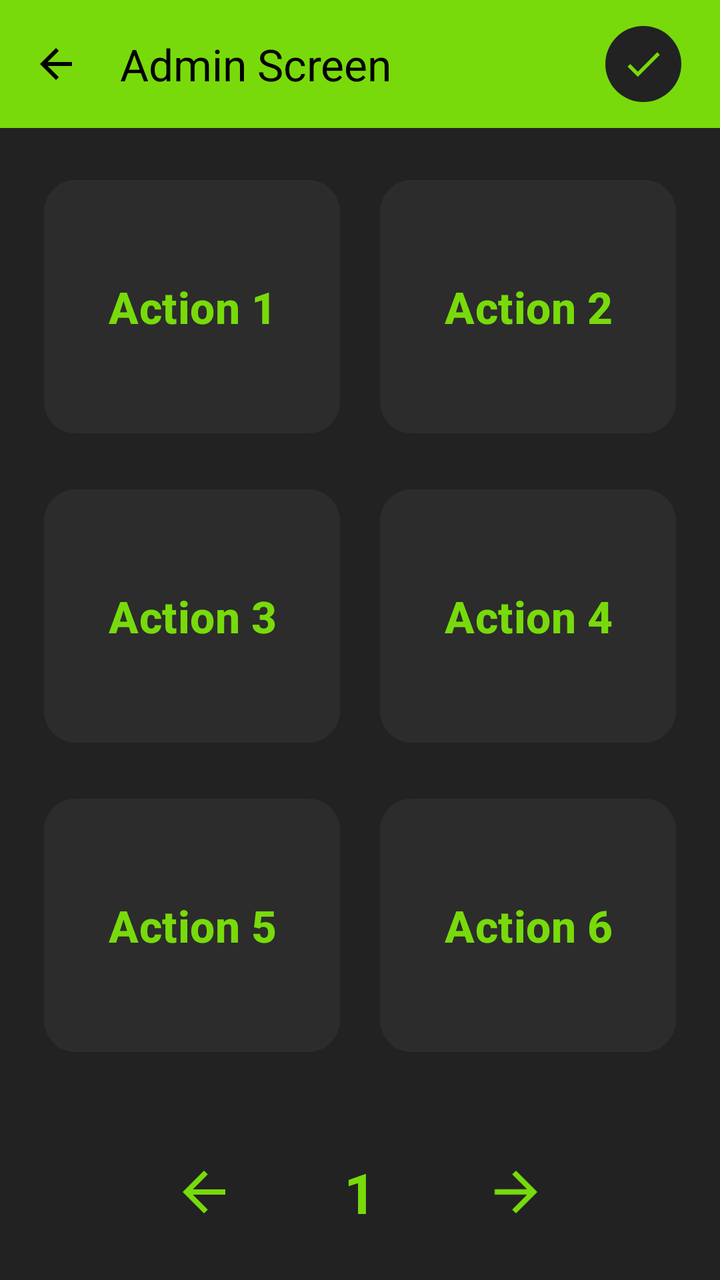
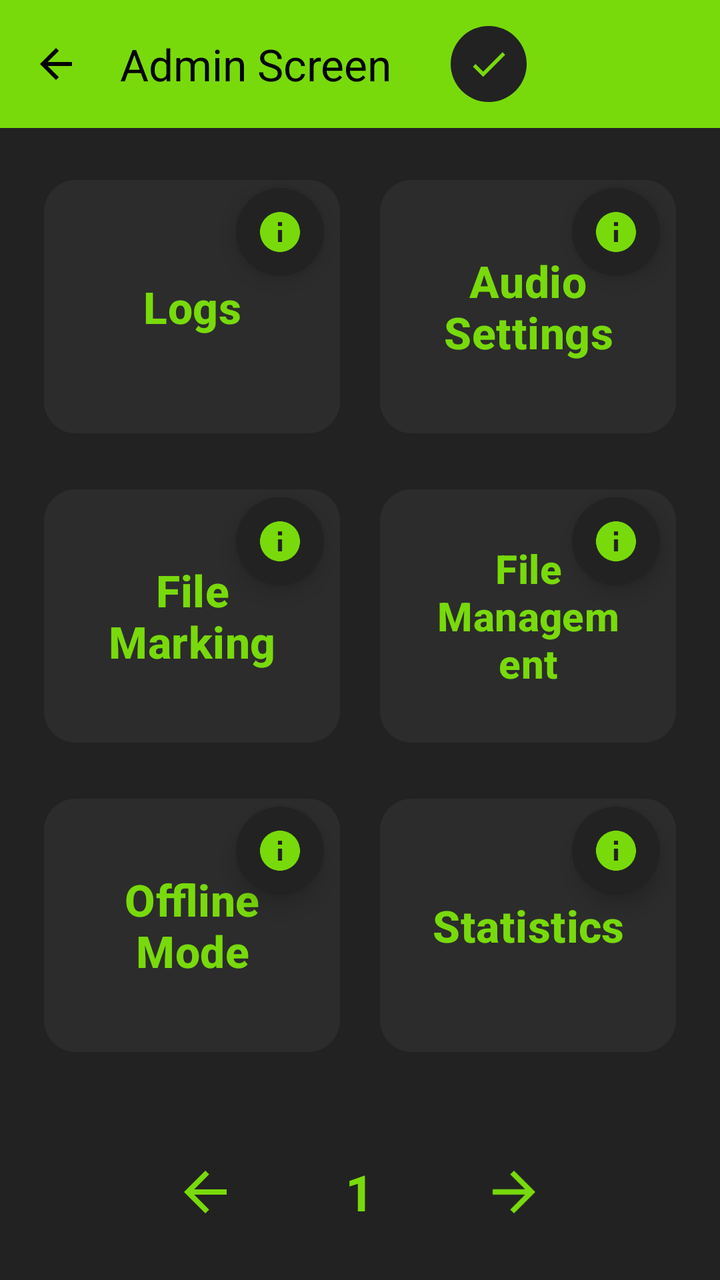

An Android layout rendered at two revisions. The XML below is the earlier revision; the diff shows what the commit changed to produce the second picture.
<!-- AndroidManifest.xml: application theme Theme.VIA -->
<!-- res/layout/fragment_dev.xml -->
<?xml version="1.0" encoding="utf-8"?>
<androidx.constraintlayout.widget.ConstraintLayout
    xmlns:android="http://schemas.android.com/apk/res/android"
    xmlns:app="http://schemas.android.com/apk/res-auto"
    xmlns:tools="http://schemas.android.com/tools"
    android:clickable="true"
    android:focusable="true"
    android:layout_width="match_parent"
    android:layout_height="match_parent"
    android:background="#222222"
    tools:ignore="HardcodedText, VisualLintButtonSize"
    tools:context=".FragmentDev">

    
    <androidx.appcompat.widget.Toolbar
        android:id="@+id/admin_toolbar"
        android:layout_width="match_parent"
        android:layout_height="?attr/actionBarSize"
        android:background="#78da0b"
        app:layout_constraintEnd_toEndOf="parent"
        app:layout_constraintStart_toStartOf="parent"
        app:layout_constraintTop_toTopOf="parent"
        app:navigationIcon="@drawable/ic_arrow_back"
        app:title="Admin Screen"
        app:titleTextColor="@color/black" />

    
    <ImageButton
        android:id="@+id/button6"
        android:layout_width="38dp"
        android:layout_height="38dp"
        android:background="@drawable/bg_circle"
        android:padding="8dp"
        android:scaleType="fitCenter"
        android:src="@drawable/ic_check"
        app:layout_constraintBottom_toBottomOf="@+id/admin_toolbar"
        app:layout_constraintEnd_toEndOf="@+id/admin_toolbar"
        app:layout_constraintHorizontal_bias="0.94"
        app:layout_constraintStart_toStartOf="@+id/admin_toolbar"
        app:layout_constraintTop_toTopOf="parent"
        app:layout_constraintVertical_bias="0.5"
        app:tint="#78da0b" />

    
    <ScrollView
        android:id="@+id/logScrollView"
        android:layout_width="0dp"
        android:layout_height="0dp"
        android:fillViewport="true"
        android:visibility="gone"
        app:layout_constraintBottom_toBottomOf="parent"
        app:layout_constraintEnd_toEndOf="parent"
        app:layout_constraintStart_toStartOf="parent"
        app:layout_constraintTop_toBottomOf="@+id/admin_toolbar">

        <TextView
            android:id="@+id/logTextView"
            android:layout_width="match_parent"
            android:layout_height="wrap_content"
            android:fontFamily="monospace"
            android:padding="16dp"
            android:text="Event Log Started...\n"
            android:textColor="#AAAAAA"
            android:textSize="14sp" />
    </ScrollView>

    <Button
        android:id="@+id/logButton"
        android:layout_width="wrap_content"
        android:layout_height="wrap_content"
        android:layout_marginEnd="16dp"
        android:layout_marginBottom="16dp"
        android:text="log"
        android:visibility="gone"
        app:layout_constraintBottom_toBottomOf="parent"
        app:layout_constraintEnd_toEndOf="parent" />

    
    <LinearLayout
        android:id="@+id/pagination_layout"
        android:layout_width="match_parent"
        android:layout_height="wrap_content"
        android:orientation="horizontal"
        android:gravity="center"
        android:padding="16dp"
        app:layout_constraintBottom_toBottomOf="parent"
        app:layout_constraintStart_toStartOf="parent"
        app:layout_constraintEnd_toEndOf="parent">

        
        <ImageButton
            android:id="@+id/btn_prev_page"
            android:layout_width="56dp"
            android:layout_height="56dp"
            android:background="@drawable/bg_circle"
            android:src="@drawable/ic_arrow_back"
            android:contentDescription="Previous Page"
            app:tint="#78da0b"
            android:padding="12dp"
            android:scaleType="fitCenter" />

        
        <TextView
            android:id="@+id/tv_page_number"
            android:layout_width="wrap_content"
            android:layout_height="wrap_content"
            android:layout_marginHorizontal="42dp"
            android:text="1"
            android:textColor="#78da0b"
            android:textSize="28sp"
            android:textStyle="bold" />

        
        <ImageButton
            android:id="@+id/btn_next_page"
            android:layout_width="56dp"
            android:layout_height="56dp"
            android:background="@drawable/bg_circle"
            android:src="@drawable/ic_arrow_back"
            android:contentDescription="Next Page"
            android:rotation="180"
            app:tint="#78da0b"
            android:padding="12dp"
            android:scaleType="fitCenter" />

    </LinearLayout>

    
    <GridLayout
        android:id="@+id/button_grid"
        android:layout_width="0dp"
        android:layout_height="0dp"
        android:columnCount="2"
        android:rowCount="3"
        android:padding="12dp"
        app:layout_constraintTop_toBottomOf="@id/admin_toolbar"
        app:layout_constraintBottom_toTopOf="@id/pagination_layout"
        app:layout_constraintStart_toStartOf="parent"
        app:layout_constraintEnd_toEndOf="parent">

        <Button
            android:id="@+id/grid_btn_1"
            android:layout_width="0dp"
            android:layout_height="0dp"
            android:layout_rowWeight="1"
            android:layout_columnWeight="1"
            android:layout_margin="10dp"
            android:backgroundTint="#2C2C2C"
            android:elevation="6dp"
            app:cornerRadius="16dp"
            app:rippleColor="#5578da0b"
            android:text="Action 1"
            android:textAllCaps="false"
            android:textColor="#78da0b"
            android:textSize="22sp"
            android:textStyle="bold" />

        <Button
            android:id="@+id/grid_btn_2"
            android:layout_width="0dp"
            android:layout_height="0dp"
            android:layout_rowWeight="1"
            android:layout_columnWeight="1"
            android:layout_margin="10dp"
            android:backgroundTint="#2C2C2C"
            android:elevation="6dp"
            app:cornerRadius="16dp"
            app:rippleColor="#5578da0b"
            android:text="Action 2"
            android:textAllCaps="false"
            android:textColor="#78da0b"
            android:textSize="22sp"
            android:textStyle="bold" />

        <Button
            android:id="@+id/grid_btn_3"
            android:layout_width="0dp"
            android:layout_height="0dp"
            android:layout_rowWeight="1"
            android:layout_columnWeight="1"
            android:layout_margin="10dp"
            android:backgroundTint="#2C2C2C"
            android:elevation="6dp"
            app:cornerRadius="16dp"
            app:rippleColor="#5578da0b"
            android:text="Action 3"
            android:textAllCaps="false"
            android:textColor="#78da0b"
            android:textSize="22sp"
            android:textStyle="bold" />

        <Button
            android:id="@+id/grid_btn_4"
            android:layout_width="0dp"
            android:layout_height="0dp"
            android:layout_rowWeight="1"
            android:layout_columnWeight="1"
            android:layout_margin="10dp"
            android:backgroundTint="#2C2C2C"
            android:elevation="6dp"
            app:cornerRadius="16dp"
            app:rippleColor="#5578da0b"
            android:text="Action 4"
            android:textAllCaps="false"
            android:textColor="#78da0b"
            android:textSize="22sp"
            android:textStyle="bold" />

        <Button
            android:id="@+id/grid_btn_5"
            android:layout_width="0dp"
            android:layout_height="0dp"
            android:layout_rowWeight="1"
            android:layout_columnWeight="1"
            android:layout_margin="10dp"
            android:backgroundTint="#2C2C2C"
            android:elevation="6dp"
            app:cornerRadius="16dp"
            app:rippleColor="#5578da0b"
            android:text="Action 5"
            android:textAllCaps="false"
            android:textColor="#78da0b"
            android:textSize="22sp"
            android:textStyle="bold" />

        <Button
            android:id="@+id/grid_btn_6"
            android:layout_width="0dp"
            android:layout_height="0dp"
            android:layout_rowWeight="1"
            android:layout_columnWeight="1"
            android:layout_margin="10dp"
            android:backgroundTint="#2C2C2C"
            android:elevation="6dp"
            app:cornerRadius="16dp"
            app:rippleColor="#5578da0b"
            android:text="Action 6"
            android:textAllCaps="false"
            android:textColor="#78da0b"
            android:textSize="22sp"
            android:textStyle="bold" />

    </GridLayout>

</androidx.constraintlayout.widget.ConstraintLayout>
<!-- resources referenced by this layout -->
<resources>
  <color name="black">#FF000000</color>
  <!-- drawable bg_circle (drawable) -->
  <?xml version="1.0" encoding="utf-8"?>
  <ripple xmlns:android="http://schemas.android.com/apk/res/android"
      android:color="#555555">
      <item>
          <shape
              android:shape="oval">
              <solid android:color="#222222" />
          </shape>
      </item>
  </ripple>
  <!-- drawable ic_arrow_back (drawable) -->
  <vector xmlns:android="http://schemas.android.com/apk/res/android" android:autoMirrored="true" android:height="24dp" android:tint="#000000" android:viewportHeight="960" android:viewportWidth="960" android:width="24dp">
        
      <path android:fillColor="@android:color/white" android:pathData="M313,520L537,744L480,800L160,480L480,160L537,216L313,440L800,440L800,520L313,520Z"/>
      
  </vector>
  <!-- drawable ic_check (drawable) -->
  <vector xmlns:android="http://schemas.android.com/apk/res/android" android:height="24dp" android:tint="#000000" android:viewportHeight="24" android:viewportWidth="24" android:width="24dp">
        
      <path android:fillColor="@android:color/white" android:pathData="M9,16.17L4.83,12l-1.42,1.41L9,19 21,7l-1.41,-1.41z"/>
      
  </vector>
  <style name="Theme.VIA" parent="Base.Theme.VIA" />
  <style name="Base.Theme.VIA" parent="Theme.Material3.DayNight.NoActionBar">
          
          
      </style>
</resources>

<!-- the commit's change to res/layout/fragment_dev.xml (unified diff, before → after) -->
@@ -5,18 +5,19 @@
     xmlns:tools="http://schemas.android.com/tools"
     android:clickable="true"
     android:focusable="true"
+    android:id="@+id/admin_layout"
     android:layout_width="match_parent"
     android:layout_height="match_parent"
-    android:background="#222222"
+    android:background="@color/adminBg"
     tools:ignore="HardcodedText, VisualLintButtonSize"
-    tools:context=".FragmentDev">
+    tools:context=".DevFragment">
 
     
     <androidx.appcompat.widget.Toolbar
         android:id="@+id/admin_toolbar"
         android:layout_width="match_parent"
         android:layout_height="?attr/actionBarSize"
-        android:background="#78da0b"
+        android:background="@color/greenTheme"
         app:layout_constraintEnd_toEndOf="parent"
         app:layout_constraintStart_toStartOf="parent"
         app:layout_constraintTop_toTopOf="parent"
@@ -30,17 +31,19 @@
         android:layout_width="38dp"
         android:layout_height="38dp"
         android:background="@drawable/bg_circle"
+        android:contentDescription="This button lets the user enter the admin screen"
         android:padding="8dp"
         android:scaleType="fitCenter"
         android:src="@drawable/ic_check"
         app:layout_constraintBottom_toBottomOf="@+id/admin_toolbar"
         app:layout_constraintEnd_toEndOf="@+id/admin_toolbar"
-        app:layout_constraintHorizontal_bias="0.94"
+        app:layout_constraintHorizontal_bias="0.7"
         app:layout_constraintStart_toStartOf="@+id/admin_toolbar"
         app:layout_constraintTop_toTopOf="parent"
         app:layout_constraintVertical_bias="0.5"
-        app:tint="#78da0b" />
-
+        app:tint="@color/greenTheme" />
+
+    
     
     <ScrollView
         android:id="@+id/logScrollView"
@@ -59,11 +62,13 @@
             android:layout_height="wrap_content"
             android:fontFamily="monospace"
             android:padding="16dp"
-            android:text="Event Log Started...\n"
-            android:textColor="#AAAAAA"
+            android:text="REPLACE ME?\n"
+            android:textColor="@color/text"
             android:textSize="14sp" />
     </ScrollView>
 
+    
+    
     <Button
         android:id="@+id/logButton"
         android:layout_width="wrap_content"
@@ -77,7 +82,7 @@
 
     
     <LinearLayout
-        android:id="@+id/pagination_layout"
+        android:id="@+id/page_layout"
         android:layout_width="match_parent"
         android:layout_height="wrap_content"
         android:orientation="horizontal"
@@ -95,7 +100,7 @@
             android:background="@drawable/bg_circle"
             android:src="@drawable/ic_arrow_back"
             android:contentDescription="Previous Page"
-            app:tint="#78da0b"
+            app:tint="@color/greenTheme"
             android:padding="12dp"
             android:scaleType="fitCenter" />
 
@@ -106,8 +111,8 @@
             android:layout_height="wrap_content"
             android:layout_marginHorizontal="42dp"
             android:text="1"
-            android:textColor="#78da0b"
-            android:textSize="28sp"
+            android:textColor="@color/greenTheme"
+            android:textSize="25sp"
             android:textStyle="bold" />
 
         
@@ -119,7 +124,7 @@
             android:src="@drawable/ic_arrow_back"
             android:contentDescription="Next Page"
             android:rotation="180"
-            app:tint="#78da0b"
+            app:tint="@color/greenTheme"
             android:padding="12dp"
             android:scaleType="fitCenter" />
 
@@ -134,112 +139,246 @@
         android:rowCount="3"
         android:padding="12dp"
         app:layout_constraintTop_toBottomOf="@id/admin_toolbar"
-        app:layout_constraintBottom_toTopOf="@id/pagination_layout"
+        app:layout_constraintBottom_toTopOf="@id/page_layout"
         app:layout_constraintStart_toStartOf="parent"
         app:layout_constraintEnd_toEndOf="parent">
 
-        <Button
-            android:id="@+id/grid_btn_1"
-            android:layout_width="0dp"
-            android:layout_height="0dp"
-            android:layout_rowWeight="1"
-            android:layout_columnWeight="1"
-            android:layout_margin="10dp"
-            android:backgroundTint="#2C2C2C"
-            android:elevation="6dp"
-            app:cornerRadius="16dp"
-            app:rippleColor="#5578da0b"
-            android:text="Action 1"
-            android:textAllCaps="false"
-            android:textColor="#78da0b"
-            android:textSize="22sp"
-            android:textStyle="bold" />
-
-        <Button
-            android:id="@+id/grid_btn_2"
-            android:layout_width="0dp"
-            android:layout_height="0dp"
-            android:layout_rowWeight="1"
-            android:layout_columnWeight="1"
-            android:layout_margin="10dp"
-            android:backgroundTint="#2C2C2C"
-            android:elevation="6dp"
-            app:cornerRadius="16dp"
-            app:rippleColor="#5578da0b"
-            android:text="Action 2"
-            android:textAllCaps="false"
-            android:textColor="#78da0b"
-            android:textSize="22sp"
-            android:textStyle="bold" />
-
-        <Button
-            android:id="@+id/grid_btn_3"
-            android:layout_width="0dp"
-            android:layout_height="0dp"
-            android:layout_rowWeight="1"
-            android:layout_columnWeight="1"
-            android:layout_margin="10dp"
-            android:backgroundTint="#2C2C2C"
-            android:elevation="6dp"
-            app:cornerRadius="16dp"
-            app:rippleColor="#5578da0b"
-            android:text="Action 3"
-            android:textAllCaps="false"
-            android:textColor="#78da0b"
-            android:textSize="22sp"
-            android:textStyle="bold" />
-
-        <Button
-            android:id="@+id/grid_btn_4"
-            android:layout_width="0dp"
-            android:layout_height="0dp"
-            android:layout_rowWeight="1"
-            android:layout_columnWeight="1"
-            android:layout_margin="10dp"
-            android:backgroundTint="#2C2C2C"
-            android:elevation="6dp"
-            app:cornerRadius="16dp"
-            app:rippleColor="#5578da0b"
-            android:text="Action 4"
-            android:textAllCaps="false"
-            android:textColor="#78da0b"
-            android:textSize="22sp"
-            android:textStyle="bold" />
-
-        <Button
-            android:id="@+id/grid_btn_5"
-            android:layout_width="0dp"
-            android:layout_height="0dp"
-            android:layout_rowWeight="1"
-            android:layout_columnWeight="1"
-            android:layout_margin="10dp"
-            android:backgroundTint="#2C2C2C"
-            android:elevation="6dp"
-            app:cornerRadius="16dp"
-            app:rippleColor="#5578da0b"
-            android:text="Action 5"
-            android:textAllCaps="false"
-            android:textColor="#78da0b"
-            android:textSize="22sp"
-            android:textStyle="bold" />
-
-        <Button
-            android:id="@+id/grid_btn_6"
-            android:layout_width="0dp"
-            android:layout_height="0dp"
-            android:layout_rowWeight="1"
-            android:layout_columnWeight="1"
-            android:layout_margin="10dp"
-            android:backgroundTint="#2C2C2C"
-            android:elevation="6dp"
-            app:cornerRadius="16dp"
-            app:rippleColor="#5578da0b"
-            android:text="Action 6"
-            android:textAllCaps="false"
-            android:textColor="#78da0b"
-            android:textSize="22sp"
-            android:textStyle="bold" />
+        
+        <FrameLayout
+            android:layout_width="0dp"
+            android:layout_height="0dp"
+            android:layout_rowWeight="1"
+            android:layout_columnWeight="1"
+            android:layout_margin="10dp">
+
+            <Button
+                android:id="@+id/btn_1"
+                android:layout_width="match_parent"
+                android:layout_height="match_parent"
+                android:backgroundTint="@color/adminBtn"
+                android:elevation="6dp"
+                app:cornerRadius="16dp"
+                app:rippleColor="@color/ripple"
+                android:text="Logs"
+                android:textAllCaps="false"
+                android:textColor="@color/greenTheme"
+                android:textSize="22sp"
+                android:textStyle="bold" />
+
+            <ImageButton
+                android:id="@+id/infoBtn_1"
+                android:layout_width="44dp"
+                android:layout_height="44dp"
+                android:layout_gravity="top|end"
+                android:layout_marginTop="8dp"
+                android:layout_marginEnd="8dp"
+                android:background="@drawable/bg_circle"
+                android:src="@drawable/ic_info"
+                android:contentDescription="Info for Logs"
+                app:tint="@color/greenTheme"
+                android:padding="10dp"
+                android:scaleType="fitCenter"
+                android:elevation="7dp" />
+        </FrameLayout>
+
+        
+        <FrameLayout
+            android:layout_width="0dp"
+            android:layout_height="0dp"
+            android:layout_rowWeight="1"
+            android:layout_columnWeight="1"
+            android:layout_margin="10dp">
+
+            <Button
+                android:id="@+id/btn_2"
+                android:layout_width="match_parent"
+                android:layout_height="match_parent"
+                android:backgroundTint="@color/adminBtn"
+                android:elevation="6dp"
+                app:cornerRadius="16dp"
+                app:rippleColor="@color/ripple"
+                android:text="Audio Settings"
+                android:textAllCaps="false"
+                android:textColor="@color/greenTheme"
+                android:textSize="22sp"
+                android:textStyle="bold" />
+
+            <ImageButton
+                android:id="@+id/infoBtn_2"
+                android:layout_width="44dp"
+                android:layout_height="44dp"
+                android:layout_gravity="top|end"
+                android:layout_marginTop="8dp"
+                android:layout_marginEnd="8dp"
+                android:background="@drawable/bg_circle"
+                android:src="@drawable/ic_info"
+                android:contentDescription="Info for Audio Settings"
+                app:tint="@color/greenTheme"
+                android:padding="10dp"
+                android:scaleType="fitCenter"
+                android:elevation="7dp" />
+        </FrameLayout>
+
+        
+        <FrameLayout
+            android:layout_width="0dp"
+            android:layout_height="0dp"
+            android:layout_rowWeight="1"
+            android:layout_columnWeight="1"
+            android:layout_margin="10dp">
+
+            <Button
+                android:id="@+id/btn_3"
+                android:layout_width="match_parent"
+                android:layout_height="match_parent"
+                android:backgroundTint="@color/adminBtn"
+                android:elevation="6dp"
+                app:cornerRadius="16dp"
+                app:rippleColor="@color/ripple"
+                android:text="File Marking"
+                android:textAllCaps="false"
+                android:textColor="@color/greenTheme"
+                android:textSize="22sp"
+                android:textStyle="bold" />
+
+            <ImageButton
+                android:id="@+id/infoBtn_3"
+                android:layout_width="44dp"
+                android:layout_height="44dp"
+                android:layout_gravity="top|end"
+                android:layout_marginTop="8dp"
+                android:layout_marginEnd="8dp"
+                android:background="@drawable/bg_circle"
+                android:src="@drawable/ic_info"
+                android:contentDescription="Info for File Marking"
+                app:tint="@color/greenTheme"
+                android:padding="10dp"
+                android:scaleType="fitCenter"
+                android:elevation="7dp" />
+        </FrameLayout>
+
+        
+        <FrameLayout
+            android:layout_width="0dp"
+            android:layout_height="0dp"
+            android:layout_rowWeight="1"
+            android:layout_columnWeight="1"
+            android:layout_margin="10dp">
+
+            <Button
+                android:id="@+id/btn_4"
+                android:layout_width="match_parent"
+                android:layout_height="match_parent"
+                android:backgroundTint="@color/adminBtn"
+                android:elevation="6dp"
+                app:cornerRadius="16dp"
+                app:rippleColor="@color/ripple"
+                android:text="File Management"
+                android:textAllCaps="false"
+                android:textColor="@color/greenTheme"
+                android:textSize="20sp"
+                android:textStyle="bold" />
+
+            <ImageButton
+                android:id="@+id/infoBtn_4"
+                android:layout_width="44dp"
+                android:layout_height="44dp"
+                android:layout_gravity="top|end"
+                android:layout_marginTop="8dp"
+                android:layout_marginEnd="8dp"
+                android:background="@drawable/bg_circle"
+                android:src="@drawable/ic_info"
+                android:contentDescription="Info for File Management"
+                app:tint="@color/greenTheme"
+                android:padding="10dp"
+                android:scaleType="fitCenter"
+                android:elevation="7dp" />
+        </FrameLayout>
+
+        
+        <FrameLayout
+            android:layout_width="0dp"
+            android:layout_height="0dp"
+            android:layout_rowWeight="1"
+            android:layout_columnWeight="1"
+            android:layout_margin="10dp">
+
+            <Button
+                android:id="@+id/btn_5"
+                android:layout_width="match_parent"
+                android:layout_height="match_parent"
+                android:backgroundTint="@color/adminBtn"
+                android:elevation="6dp"
+                app:cornerRadius="16dp"
+                app:rippleColor="@color/ripple"
+                android:text="Offline Mode"
+                android:textAllCaps="false"
+                android:textColor="@color/greenTheme"
+                android:textSize="22sp"
+                android:textStyle="bold" />
+
+            <ImageButton
+                android:id="@+id/infoBtn_5"
+                android:layout_width="44dp"
+                android:layout_height="44dp"
+                android:layout_gravity="top|end"
+                android:layout_marginTop="8dp"
+                android:layout_marginEnd="8dp"
+                android:background="@drawable/bg_circle"
+                android:src="@drawable/ic_info"
+                android:contentDescription="Info for Offline Mode"
+                app:tint="@color/greenTheme"
+                android:padding="10dp"
+                android:scaleType="fitCenter"
+                android:elevation="7dp" />
+        </FrameLayout>
+
+        
+        <FrameLayout
+            android:layout_width="0dp"
+            android:layout_height="0dp"
+            android:layout_rowWeight="1"
+            android:layout_columnWeight="1"
+            android:layout_margin="10dp">
+
+            <Button
+                android:id="@+id/btn_6"
+                android:layout_width="match_parent"
+                android:layout_height="match_parent"
+                android:backgroundTint="@color/adminBtn"
+                android:elevation="6dp"
+                app:cornerRadius="16dp"
+                app:rippleColor="@color/ripple"
+                android:text="Statistics"
+                android:textAllCaps="false"
+                android:textColor="@color/greenTheme"
+                android:textSize="22sp"
+                android:textStyle="bold" />
+
+            <ImageButton
+                android:id="@+id/infoBtn_6"
+                android:layout_width="44dp"
+                android:layout_height="44dp"
+                android:layout_gravity="top|end"
+                android:layout_marginTop="8dp"
+                android:layout_marginEnd="8dp"
+                android:background="@drawable/bg_circle"
+                android:src="@drawable/ic_info"
+                android:contentDescription="Info for Statistics"
+                app:tint="@color/greenTheme"
+                android:padding="10dp"
+                android:scaleType="fitCenter"
+                android:elevation="7dp" />
+        </FrameLayout>
 
     </GridLayout>
 
+    
+    <androidx.fragment.app.FragmentContainerView
+        android:id="@+id/dev_sub_fragment_container"
+        android:layout_width="match_parent"
+        android:layout_height="match_parent"
+        android:elevation="20dp"
+        android:visibility="gone" />
+
 </androidx.constraintlayout.widget.ConstraintLayout>
<!-- resource entries referenced after the edit -->
@@ -1,6 +1,11 @@
 <!-- resources referenced by this layout -->
 <resources>
+  <color name="adminBg">#222222</color>
+  <color name="adminBtn">#2C2C2C</color>
   <color name="black">#FF000000</color>
+  <color name="greenTheme">#78da0b</color>
+  <color name="ripple">#5578da0b</color>
+  <color name="text">#AAAAAA</color>
   <!-- drawable bg_circle (drawable) -->
   <?xml version="1.0" encoding="utf-8"?>
   <ripple xmlns:android="http://schemas.android.com/apk/res/android"
@@ -24,6 +29,12 @@
       <path android:fillColor="@android:color/white" android:pathData="M9,16.17L4.83,12l-1.42,1.41L9,19 21,7l-1.41,-1.41z"/>
       
   </vector>
+  <!-- drawable ic_info (drawable) -->
+  <vector xmlns:android="http://schemas.android.com/apk/res/android" android:height="24dp" android:tint="#000000" android:viewportHeight="24" android:viewportWidth="24" android:width="24dp">
+        
+      <path android:fillColor="@android:color/white" android:pathData="M12,2C6.48,2 2,6.48 2,12s4.48,10 10,10 10,-4.48 10,-10S17.52,2 12,2zM13,17h-2v-6h2v6zM13,9h-2L11,7h2v2z"/>
+      
+  </vector>
   <style name="Theme.VIA" parent="Base.Theme.VIA" />
   <style name="Base.Theme.VIA" parent="Theme.Material3.DayNight.NoActionBar">
           
